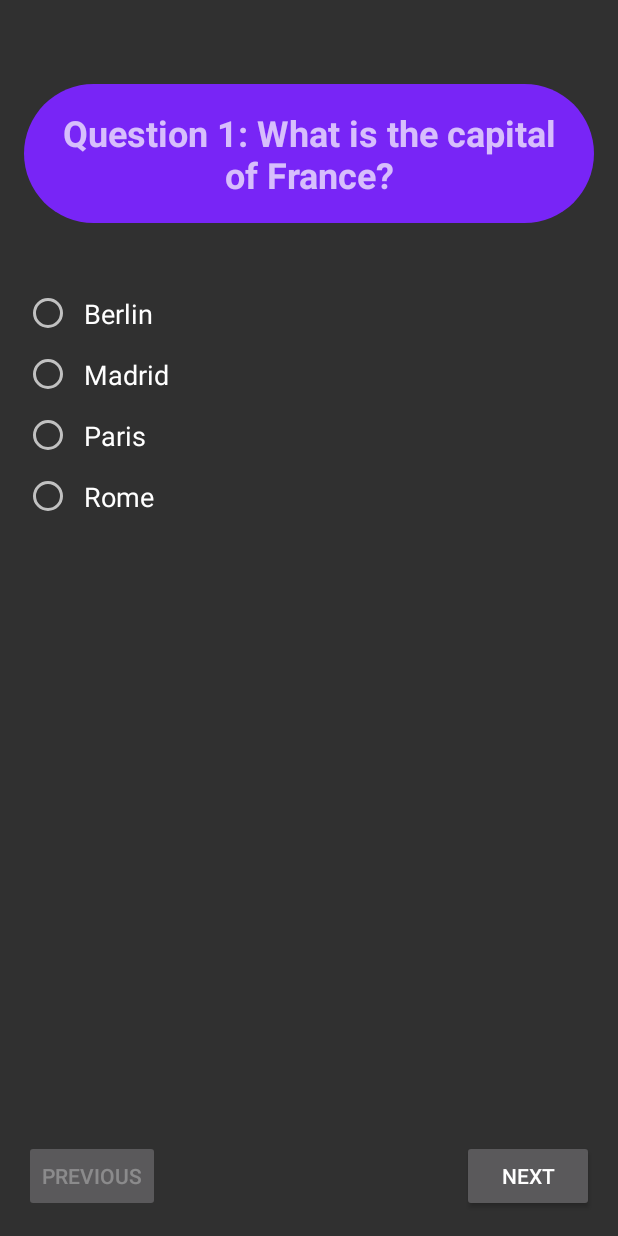
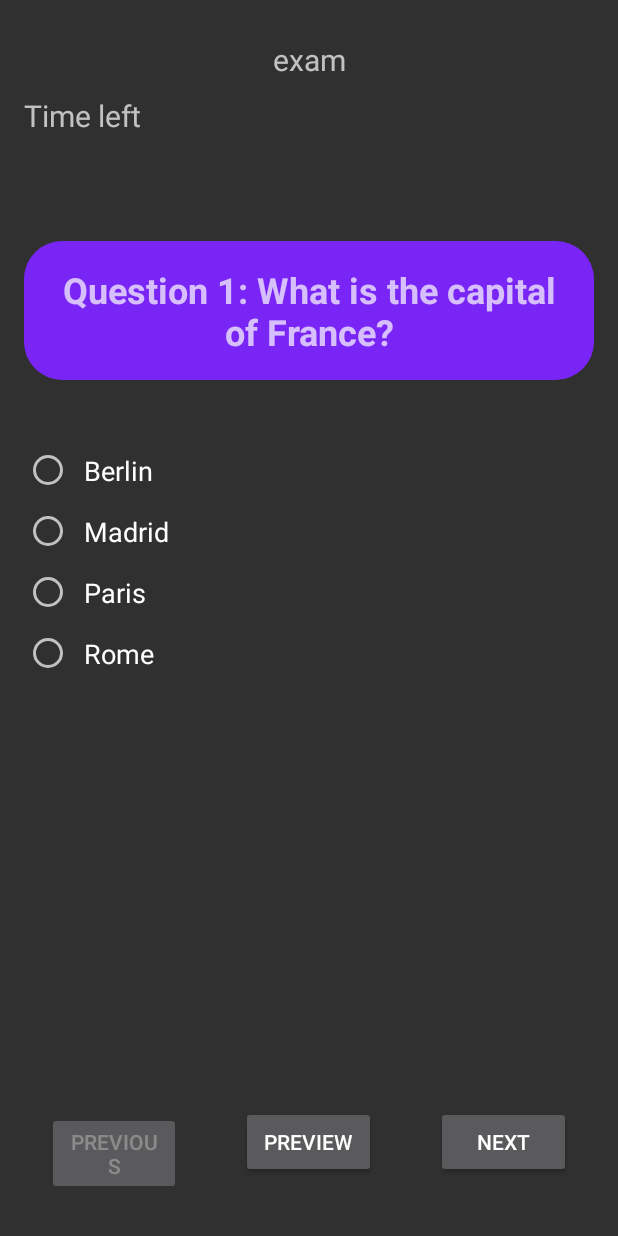
Before and after one commit to Nandani2005/cognitest, an Android app built with Jetpack Compose: the ExamPage screen opened directly, with no data from a screen before it, on a phone screen of 412 x 824 dp. Run offline under Robolectric (Android 15) with nearby library versions, the phone set to English and light mode, and no system bars.

Commit message:
new layout added

```diff
--- a/app/src/main/AndroidManifest.xml
+++ b/app/src/main/AndroidManifest.xml
@@ -12,7 +12,10 @@
         android:supportsRtl="true"
         android:theme="@style/Theme.Design.NoActionBar">
         <activity
-            android:name=".examPage"
+            android:name=".ReviewActivity"
+            android:exported="false" />
+        <activity
+            android:name=".ExamPage"
             android:exported="false" />
         <activity
             android:name=".profile"
--- a/app/src/main/java/com/example/cognigent/examPage.kt
+++ b/app/src/main/java/com/example/cognigent/ExamPage.kt
@@ -1,5 +1,6 @@
 package com.example.cognigent
 
+import android.content.Intent
 import android.os.Bundle
 import android.widget.Button
 import android.widget.RadioButton
@@ -9,13 +10,8 @@ import androidx.activity.enableEdgeToEdge
 import androidx.appcompat.app.AppCompatActivity
 
 // Define a data class to hold question data
-data class Question(
-    val questionText: String,
-    val options: List<String>,
-    val correctAnswerIndex: Int // Index of the correct answer in the 'options' list (0-based)
-)
 
-class examPage : AppCompatActivity() {
+class ExamPage : AppCompatActivity() {
 
     private lateinit var questionTextView: TextView
     private lateinit var optionsRadioGroup: RadioGroup
@@ -38,6 +34,11 @@ class examPage : AppCompatActivity() {
         super.onCreate(savedInstanceState)
         enableEdgeToEdge()
         setContentView(R.layout.activity_exam_page)
+        val prev= findViewById<Button>(R.id.preview)
+        prev.setOnClickListener {
+          val rev= Intent(this, ReviewActivity::class.java)
+            startActivity(rev)
+        }
 
         // Initialize UI components
         questionTextView = findViewById(R.id.questionTextView)
@@ -116,6 +117,10 @@ class examPage : AppCompatActivity() {
             if (currentQuestionIndex < examQuestions.size - 1) {
                 currentQuestionIndex++
                 displayQuestion()
+                optionA.isChecked = false
+                optionB.isChecked = false
+                optionC.isChecked = false
+                optionD.isChecked = false
             }
         }
 
@@ -171,4 +176,10 @@ class examPage : AppCompatActivity() {
         // Disable next button if on the last question
         nextButton.isEnabled = currentQuestionIndex < examQuestions.size - 1
     }
+
+    data class Question(
+        val questionText: String,
+        val options: List<String>,
+        val correctAnswerIndex: Int // Index of the correct answer in the 'options' list (0-based)
+    )
 }
--- a/app/src/main/java/com/example/cognigent/TestAdapter.kt
+++ b/app/src/main/java/com/example/cognigent/TestAdapter.kt
@@ -1,11 +1,13 @@
 package com.example.cognigent
 
+import android.content.Intent
 import android.view.LayoutInflater
 import android.view.View
 import android.view.ViewGroup
 import android.widget.Button
 import android.widget.TextView
 import android.widget.Toast
+import androidx.core.content.ContextCompat.startActivity
 import androidx.recyclerview.widget.RecyclerView
 
 class TestAdapter(private val testList: List<TestModel>) :
--- a/app/src/main/java/com/example/cognigent/profile.kt
+++ b/app/src/main/java/com/example/cognigent/profile.kt
@@ -17,6 +17,7 @@ class profile : AppCompatActivity() {
         val pBtn=findViewById<Button>(R.id.progress)
         val sol = findViewById<Button>(R.id.solution)
         val prof=findViewById<Button>(R.id.profile)
+
 
         test.setOnClickListener {
             val tr1= Intent(this,testPage::class.java)
@@ -38,6 +39,12 @@ class profile : AppCompatActivity() {
             startActivity(tr4)
             finish()
         }
+        val start = findViewById<Button>(R.id.testStart)
+        start.setOnClickListener {
+            val intent = Intent(this@profile, ExamPage::class.java)
+            startActivity(intent)
+        }
+
 
     }
 }
--- a/app/src/main/java/com/example/cognigent/testPage.kt
+++ b/app/src/main/java/com/example/cognigent/testPage.kt
@@ -74,5 +74,6 @@ class testPage : AppCompatActivity() {
             finish()
         }
 
+
     }
 }
--- a/app/src/main/res/drawable/drawbutons.xml
+++ b/app/src/main/res/drawable/drawbutons.xml
@@ -1,7 +1,7 @@
 <?xml version="1.0" encoding="utf-8"?>
 <shape xmlns:android="http://schemas.android.com/apk/res/android"
     android:shape="rectangle">
-    <corners android:radius="50dp"
+    <corners android:radius="25dp"
         />
     <solid android:color="#7825F6"/>
 
--- a/app/src/main/res/layout/activity_exam_page.xml
+++ b/app/src/main/res/layout/activity_exam_page.xml
@@ -1,17 +1,35 @@
 <?xml version="1.0" encoding="utf-8"?>
-<RelativeLayout xmlns:android="http://schemas.android.com/apk/res/android"
+<LinearLayout xmlns:android="http://schemas.android.com/apk/res/android"
     xmlns:tools="http://schemas.android.com/tools"
     android:layout_width="match_parent"
     android:layout_height="match_parent"
     android:padding="16dp"
-    tools:context=".MainActivity">
+    android:orientation="vertical"
+    tools:context=".ExamPage">
+
+    <TextView
+        android:layout_width="match_parent"
+        android:layout_height="wrap_content"
+        android:text="exam"
+        android:textSize="20dp"
+        android:padding="10dp"
+        android:gravity="center"
+        />
+
+    <TextView
+        android:layout_width="match_parent"
+        android:layout_height="wrap_content"
+        android:text="Time left"
+        android:textSize="20dp"
+        android:layout_gravity="left"/>
+
 
     <TextView
         android:id="@+id/questionTextView"
         android:layout_width="match_parent"
         android:layout_height="wrap_content"
         android:layout_alignParentTop="true"
-        android:layout_marginTop="40dp"
+        android:layout_marginTop="70dp"
         android:background="@drawable/drawbutons"
         android:text="Your Question Will Appear Here"
         android:textSize="24sp"
@@ -22,7 +40,8 @@
     <RadioGroup
         android:id="@+id/optionsRadioGroup"
         android:layout_width="match_parent"
-        android:layout_height="wrap_content"
+        android:layout_height="0dp"
+        android:layout_weight="1"
         android:layout_below="@id/questionTextView"
         android:layout_marginTop="40dp"
         android:orientation="vertical">
@@ -60,22 +79,41 @@
             android:padding="8dp" />
 
     </RadioGroup>
+<LinearLayout
+    android:layout_width="match_parent"
+    android:layout_height="wrap_content"
+    android:padding="15dp"
+    android:layout_gravity="bottom"
+    android:orientation="horizontal"
+    >
+    <Button
+        android:id="@+id/previousButton"
+        android:layout_width="0dp"
+        android:layout_weight="1"
+        android:layout_height="wrap_content"
+        android:text="Previous" />
+<LinearLayout
+    android:layout_width="40dp"
+    android:layout_height="match_parent"/>
 
     <Button
-        android:id="@+id/previousButton"
-        android:layout_width="wrap_content"
+        android:id="@+id/preview"
+        android:layout_width="0dp"
+        android:layout_weight="1"
         android:layout_height="wrap_content"
         android:layout_alignParentBottom="true"
-        android:layout_alignParentStart="true"
-        android:layout_marginEnd="8dp"
-        android:text="Previous" />
+        android:text="preview" />
+    <LinearLayout
+        android:layout_width="40dp"
+        android:layout_height="match_parent"/>
 
     <Button
         android:id="@+id/nextButton"
-        android:layout_width="wrap_content"
+        android:layout_width="0dp"
+        android:layout_weight="1"
         android:layout_height="wrap_content"
-        android:layout_alignParentBottom="true"
-        android:layout_alignParentEnd="true"
+
         android:text="Next" />
+</LinearLayout>
 
-</RelativeLayout>
+</LinearLayout>
```
Also changed, not shown: app/src/main/java/com/example/cognigent/Attempt.kt (added, +8 -0 lines), app/src/main/java/com/example/cognigent/DatabaseHelper.kt (added, +154 -0 lines), app/src/main/java/com/example/cognigent/Question.kt (added, +7 -0 lines), app/src/main/java/com/example/cognigent/QuestionStatusAdapter.kt (added, +39 -0 lines), app/src/main/java/com/example/cognigent/ReviewActivity.kt (added, +196 -0 lines), app/src/main/res/drawable/green.xml (added, +9 -0 lines), app/src/main/res/drawable/red.xml (added, +9 -0 lines), app/src/main/res/layout/activity_preview.xml (added, +89 -0 lines), app/src/main/res/layout/activity_profile.xml (+10 -1 lines), app/src/main/res/layout/item_question_status.xml (added, +32 -0 lines).
